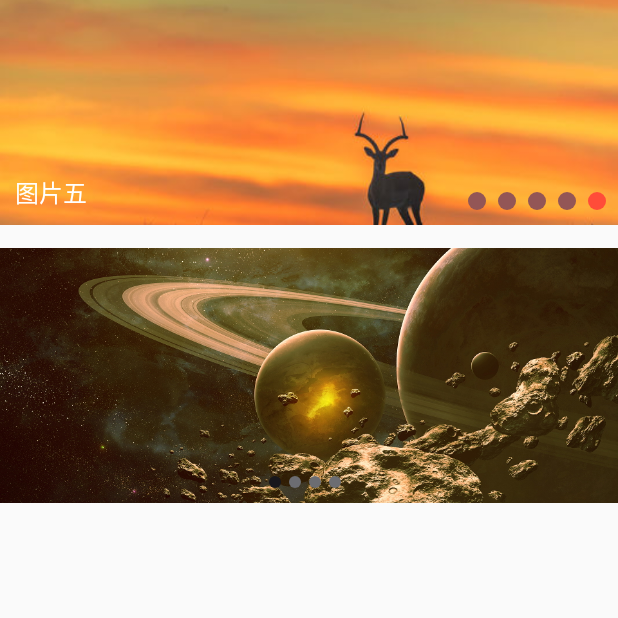
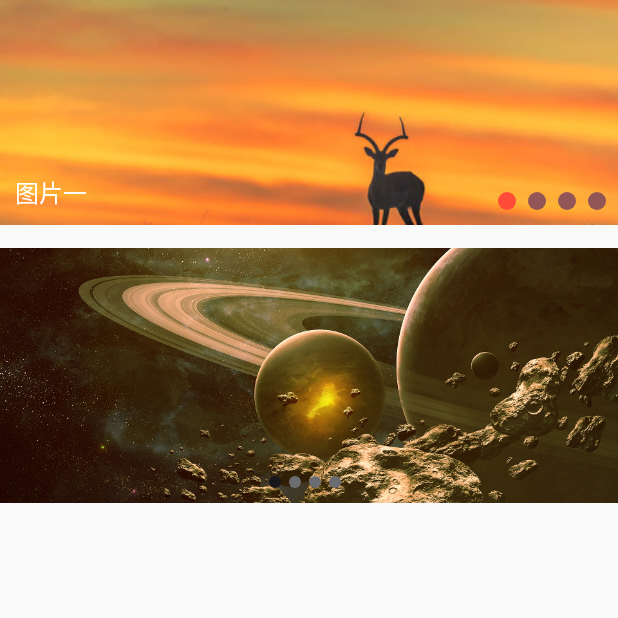
Before and after one commit to zhpanvip/BannerViewPager, an Android app: the screen it shows after launch (MainActivity), after a tap on an icon or button, on a phone screen of 412 x 824 dp, the top half of it. Run offline under Robolectric (Android 15) with nearby library versions, the phone set to English and light mode, and no system bars; pictures from the network do not load; 2 other taps on this screen came first.

```diff
--- a/app/src/main/java/com/example/zhpan/circleviewpager/MainActivity.java
+++ b/app/src/main/java/com/example/zhpan/circleviewpager/MainActivity.java
@@ -35,12 +35,10 @@ public class MainActivity extends AppCompatActivity {
 
     private void initData() {
         DataBean dataBean = new DataBean("http://img0.imgtn.bdimg.com/it/u=3159618424,497154385&fm=214&gp=0.jpg", "图片一");
-        DataBean dataBean1 = new DataBean("http://img0.imgtn.bdimg.com/it/u=3159618424,497154385&fm=214&gp=0.jpg", "图片二");
-        DataBean dataBean2 = new DataBean("http://img4.imgtn.bdimg.com/it/u=928730363,1881984966&fm=214&gp=0.jpg", "图片三");
-        DataBean dataBean3 = new DataBean("http://img4.imgtn.bdimg.com/it/u=3779410813,199087977&fm=214&gp=0.jpg", "图片四");
-        DataBean dataBean4 = new DataBean("http://img2.niutuku.com/desk/1208/1450/ntk-1450-9891.jpg", "图片五");
+        DataBean dataBean2 = new DataBean("http://img4.imgtn.bdimg.com/it/u=928730363,1881984966&fm=214&gp=0.jpg", "图片二");
+        DataBean dataBean3 = new DataBean("http://img4.imgtn.bdimg.com/it/u=3779410813,199087977&fm=214&gp=0.jpg", "图片三");
+        DataBean dataBean4 = new DataBean("http://img2.niutuku.com/desk/1208/1450/ntk-1450-9891.jpg", "图片四");
         mList.add(dataBean);
-        mList.add(dataBean1);
         mList.add(dataBean2);
         mList.add(dataBean3);
         mList.add(dataBean4);
```
